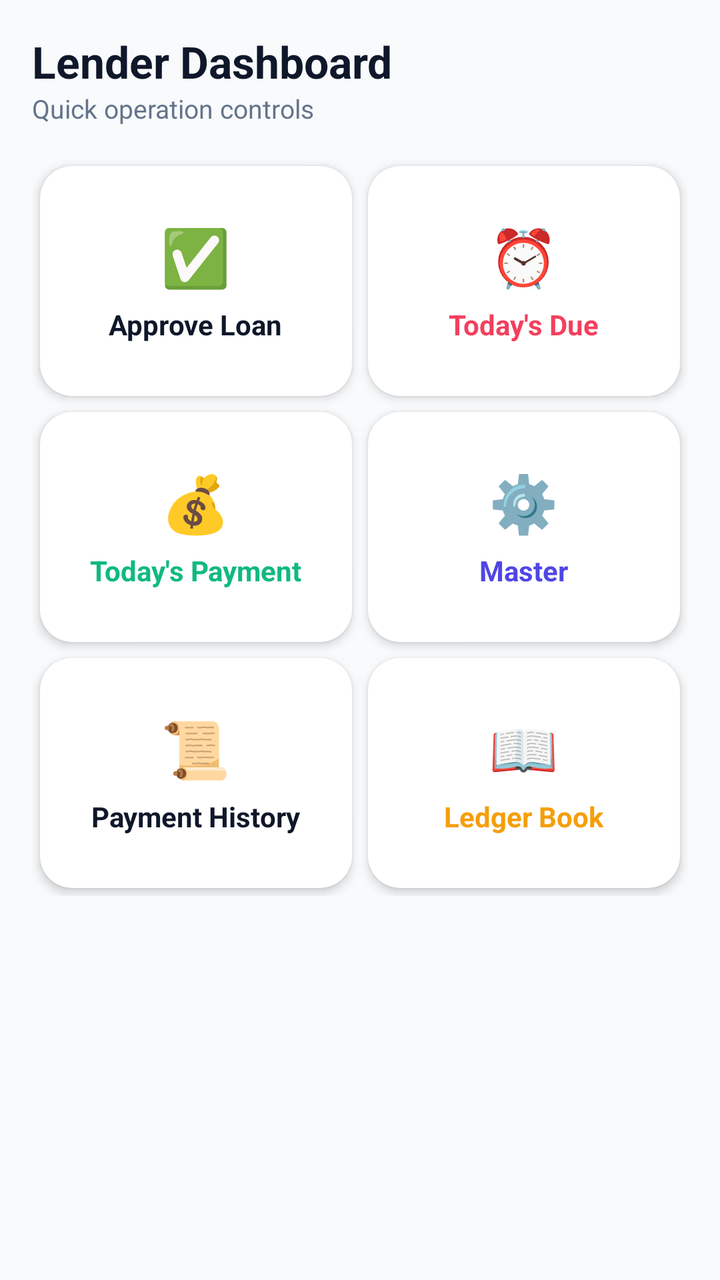
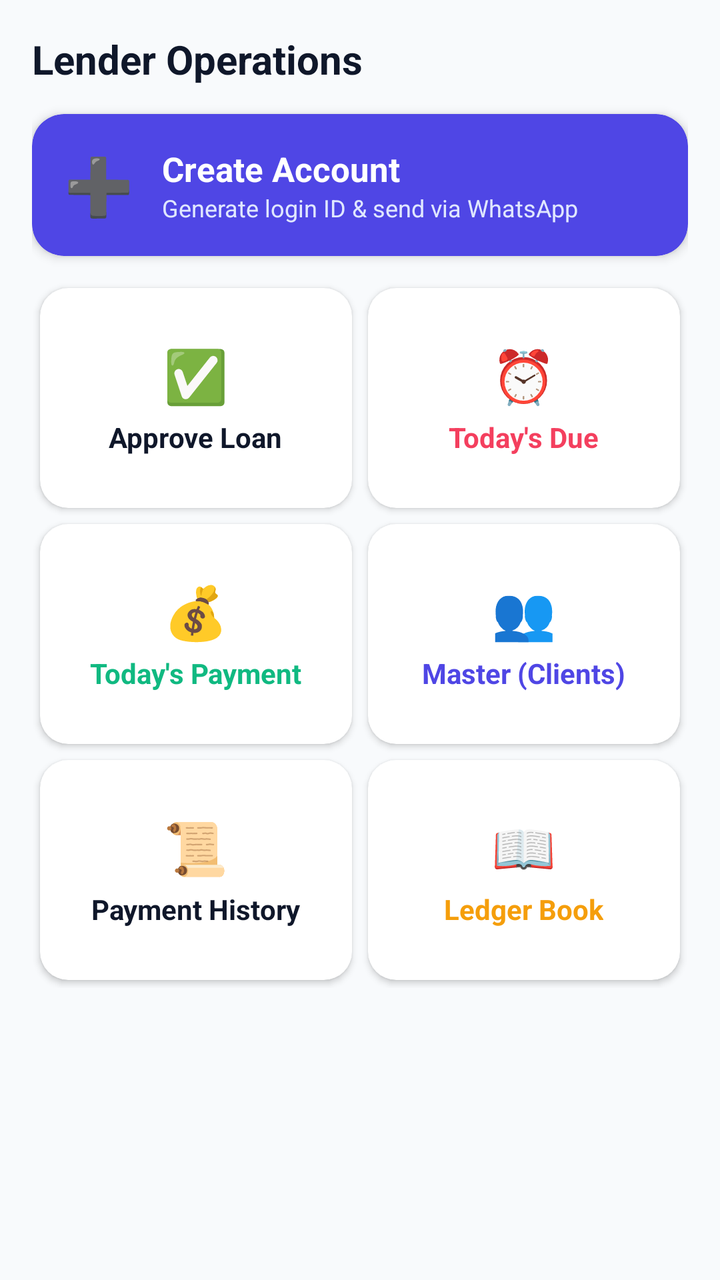

The first picture is an Android layout as it rendered before a commit; the second is the same layout after the commit. The layout source and the unified diff follow.
<!-- AndroidManifest.xml: application theme Theme.QuickLoan -->
<!-- res/layout/fragment_account_dashboard.xml -->
<?xml version="1.0" encoding="utf-8"?>
<ScrollView xmlns:android="http://schemas.android.com/apk/res/android"
    xmlns:app="http://schemas.android.com/apk/res-auto"
    android:layout_width="match_parent"
    android:layout_height="match_parent"
    android:background="@color/surface_bg"
    android:padding="16dp">

    <LinearLayout
        android:layout_width="match_parent"
        android:layout_height="wrap_content"
        android:orientation="vertical">

        <TextView
            android:layout_width="wrap_content"
            android:layout_height="wrap_content"
            android:text="Lender Dashboard"
            android:textColor="@color/text_main"
            android:textSize="22sp"
            android:textStyle="bold" />

        <TextView
            android:layout_width="wrap_content"
            android:layout_height="wrap_content"
            android:text="Quick operation controls"
            android:textColor="@color/text_muted"
            android:textSize="13sp"
            android:layout_marginBottom="16dp" />

        
        <GridLayout
            android:layout_width="match_parent"
            android:layout_height="wrap_content"
            android:alignmentMode="alignMargins"
            android:columnCount="2"
            android:useDefaultMargins="true">

            
            <androidx.cardview.widget.CardView
                android:id="@+id/cardApproveLoan"
                android:layout_width="0dp"
                android:layout_height="115dp"
                android:layout_columnWeight="1"
                app:cardCornerRadius="16dp"
                app:cardElevation="3dp"
                app:cardBackgroundColor="@color/card_bg">
                <LinearLayout
                    android:layout_width="match_parent"
                    android:layout_height="match_parent"
                    android:gravity="center"
                    android:orientation="vertical">
                    <TextView
                        android:layout_width="wrap_content"
                        android:layout_height="wrap_content"
                        android:text="✅"
                        android:textSize="28sp" />
                    <TextView
                        android:layout_width="wrap_content"
                        android:layout_height="wrap_content"
                        android:layout_marginTop="6dp"
                        android:text="Approve Loan"
                        android:textColor="@color/text_main"
                        android:textStyle="bold" />
                </LinearLayout>
            </androidx.cardview.widget.CardView>

            
            <androidx.cardview.widget.CardView
                android:id="@+id/cardTodaysDue"
                android:layout_width="0dp"
                android:layout_height="115dp"
                android:layout_columnWeight="1"
                app:cardCornerRadius="16dp"
                app:cardElevation="3dp"
                app:cardBackgroundColor="@color/card_bg">
                <LinearLayout
                    android:layout_width="match_parent"
                    android:layout_height="match_parent"
                    android:gravity="center"
                    android:orientation="vertical">
                    <TextView
                        android:layout_width="wrap_content"
                        android:layout_height="wrap_content"
                        android:text="⏰"
                        android:textSize="28sp" />
                    <TextView
                        android:layout_width="wrap_content"
                        android:layout_height="wrap_content"
                        android:layout_marginTop="6dp"
                        android:text="Today's Due"
                        android:textColor="@color/brand_rose"
                        android:textStyle="bold" />
                </LinearLayout>
            </androidx.cardview.widget.CardView>

            
            <androidx.cardview.widget.CardView
                android:id="@+id/cardTodaysPayment"
                android:layout_width="0dp"
                android:layout_height="115dp"
                android:layout_columnWeight="1"
                app:cardCornerRadius="16dp"
                app:cardElevation="3dp"
                app:cardBackgroundColor="@color/card_bg">
                <LinearLayout
                    android:layout_width="match_parent"
                    android:layout_height="match_parent"
                    android:gravity="center"
                    android:orientation="vertical">
                    <TextView
                        android:layout_width="wrap_content"
                        android:layout_height="wrap_content"
                        android:text="💰"
                        android:textSize="28sp" />
                    <TextView
                        android:layout_width="wrap_content"
                        android:layout_height="wrap_content"
                        android:layout_marginTop="6dp"
                        android:text="Today's Payment"
                        android:textColor="@color/brand_emerald"
                        android:textStyle="bold" />
                </LinearLayout>
            </androidx.cardview.widget.CardView>

            
            <androidx.cardview.widget.CardView
                android:id="@+id/cardMaster"
                android:layout_width="0dp"
                android:layout_height="115dp"
                android:layout_columnWeight="1"
                app:cardCornerRadius="16dp"
                app:cardElevation="3dp"
                app:cardBackgroundColor="@color/card_bg">
                <LinearLayout
                    android:layout_width="match_parent"
                    android:layout_height="match_parent"
                    android:gravity="center"
                    android:orientation="vertical">
                    <TextView
                        android:layout_width="wrap_content"
                        android:layout_height="wrap_content"
                        android:text="⚙️"
                        android:textSize="28sp" />
                    <TextView
                        android:layout_width="wrap_content"
                        android:layout_height="wrap_content"
                        android:layout_marginTop="6dp"
                        android:text="Master"
                        android:textColor="@color/brand_accent"
                        android:textStyle="bold" />
                </LinearLayout>
            </androidx.cardview.widget.CardView>

            
            <androidx.cardview.widget.CardView
                android:id="@+id/cardPaymentHistory"
                android:layout_width="0dp"
                android:layout_height="115dp"
                android:layout_columnWeight="1"
                app:cardCornerRadius="16dp"
                app:cardElevation="3dp"
                app:cardBackgroundColor="@color/card_bg">
                <LinearLayout
                    android:layout_width="match_parent"
                    android:layout_height="match_parent"
                    android:gravity="center"
                    android:orientation="vertical">
                    <TextView
                        android:layout_width="wrap_content"
                        android:layout_height="wrap_content"
                        android:text="📜"
                        android:textSize="28sp" />
                    <TextView
                        android:layout_width="wrap_content"
                        android:layout_height="wrap_content"
                        android:layout_marginTop="6dp"
                        android:text="Payment History"
                        android:textColor="@color/text_main"
                        android:textStyle="bold" />
                </LinearLayout>
            </androidx.cardview.widget.CardView>

            
            <androidx.cardview.widget.CardView
                android:id="@+id/cardLedgerBook"
                android:layout_width="0dp"
                android:layout_height="115dp"
                android:layout_columnWeight="1"
                app:cardCornerRadius="16dp"
                app:cardElevation="3dp"
                app:cardBackgroundColor="@color/card_bg">
                <LinearLayout
                    android:layout_width="match_parent"
                    android:layout_height="match_parent"
                    android:gravity="center"
                    android:orientation="vertical">
                    <TextView
                        android:layout_width="wrap_content"
                        android:layout_height="wrap_content"
                        android:text="📖"
                        android:textSize="28sp" />
                    <TextView
                        android:layout_width="wrap_content"
                        android:layout_height="wrap_content"
                        android:layout_marginTop="6dp"
                        android:text="Ledger Book"
                        android:textColor="@color/brand_amber"
                        android:textStyle="bold" />
                </LinearLayout>
            </androidx.cardview.widget.CardView>
        </GridLayout>
    </LinearLayout>
</ScrollView>
<!-- resources referenced by this layout -->
<resources>
  <color name="brand_accent">#4F46E5</color>
  <color name="brand_amber">#F59E0B</color>
  <color name="brand_emerald">#10B981</color>
  <color name="brand_rose">#F43F5E</color>
  <color name="card_bg">#FFFFFF</color>
  <color name="surface_bg">#F8FAFC</color>
  <color name="text_main">#0F172A</color>
  <color name="text_muted">#64748B</color>
  <style name="Theme.QuickLoan" parent="Theme.MaterialComponents.Light.NoActionBar">
          
          <item name="colorPrimary">@color/primary</item>
          <item name="colorPrimaryDark">@color/primary_dark</item>
          <item name="colorAccent">@color/accent</item>
          <item name="android:windowBackground">@color/background</item>
  
          
          <item name="editTextColor">@color/text_main</item>
          <item name="android:editTextColor">@color/text_main</item>
          <item name="android:textColor">@color/text_main</item>
          <item name="android:textColorHint">@color/text_muted</item>
      </style>
  <color name="primary">#0F172A</color>
  <color name="primary_dark">#020617</color>
  <color name="accent">#4F46E5</color>
  <color name="background">#F8FAFC</color>
</resources>

<!-- the commit's change to res/layout/fragment_account_dashboard.xml (unified diff, before → after) -->
@@ -14,18 +14,59 @@
         <TextView
             android:layout_width="wrap_content"
             android:layout_height="wrap_content"
-            android:text="Lender Dashboard"
+            android:text="Lender Operations"
             android:textColor="@color/text_main"
-            android:textSize="22sp"
+            android:textSize="20sp"
             android:textStyle="bold" />
 
-        <TextView
-            android:layout_width="wrap_content"
+        
+        <androidx.cardview.widget.CardView
+            android:id="@+id/cardCreateAccount"
+            android:layout_width="match_parent"
             android:layout_height="wrap_content"
-            android:text="Quick operation controls"
-            android:textColor="@color/text_muted"
-            android:textSize="13sp"
-            android:layout_marginBottom="16dp" />
+            android:layout_marginTop="14dp"
+            android:layout_marginBottom="12dp"
+            app:cardCornerRadius="16dp"
+            app:cardElevation="3dp"
+            app:cardBackgroundColor="@color/brand_accent">
+
+            <LinearLayout
+                android:layout_width="match_parent"
+                android:layout_height="wrap_content"
+                android:gravity="center_vertical"
+                android:orientation="horizontal"
+                android:padding="16dp">
+
+                <TextView
+                    android:layout_width="wrap_content"
+                    android:layout_height="wrap_content"
+                    android:text="➕"
+                    android:textSize="28sp" />
+
+                <LinearLayout
+                    android:layout_width="0dp"
+                    android:layout_height="wrap_content"
+                    android:layout_marginStart="14dp"
+                    android:layout_weight="1"
+                    android:orientation="vertical">
+
+                    <TextView
+                        android:layout_width="wrap_content"
+                        android:layout_height="wrap_content"
+                        android:text="Create Account"
+                        android:textColor="#FFFFFF"
+                        android:textSize="17sp"
+                        android:textStyle="bold" />
+
+                    <TextView
+                        android:layout_width="wrap_content"
+                        android:layout_height="wrap_content"
+                        android:text="Generate login ID &amp; send via WhatsApp"
+                        android:textColor="#E0E7FF"
+                        android:textSize="12sp" />
+                </LinearLayout>
+            </LinearLayout>
+        </androidx.cardview.widget.CardView>
 
         
         <GridLayout
@@ -35,177 +76,111 @@
             android:columnCount="2"
             android:useDefaultMargins="true">
 
-            
             <androidx.cardview.widget.CardView
                 android:id="@+id/cardApproveLoan"
                 android:layout_width="0dp"
-                android:layout_height="115dp"
+                android:layout_height="110dp"
                 android:layout_columnWeight="1"
-                app:cardCornerRadius="16dp"
-                app:cardElevation="3dp"
+                app:cardCornerRadius="14dp"
+                app:cardElevation="2dp"
                 app:cardBackgroundColor="@color/card_bg">
                 <LinearLayout
                     android:layout_width="match_parent"
                     android:layout_height="match_parent"
                     android:gravity="center"
                     android:orientation="vertical">
-                    <TextView
-                        android:layout_width="wrap_content"
-                        android:layout_height="wrap_content"
-                        android:text="✅"
-                        android:textSize="28sp" />
-                    <TextView
-                        android:layout_width="wrap_content"
-                        android:layout_height="wrap_content"
-                        android:layout_marginTop="6dp"
-                        android:text="Approve Loan"
-                        android:textColor="@color/text_main"
-                        android:textStyle="bold" />
+                    <TextView android:layout_width="wrap_content" android:layout_height="wrap_content" android:text="✅" android:textSize="26sp" />
+                    <TextView android:layout_width="wrap_content" android:layout_height="wrap_content" android:layout_marginTop="4dp" android:text="Approve Loan" android:textColor="@color/text_main" android:textStyle="bold" />
                 </LinearLayout>
             </androidx.cardview.widget.CardView>
 
-            
             <androidx.cardview.widget.CardView
                 android:id="@+id/cardTodaysDue"
                 android:layout_width="0dp"
-                android:layout_height="115dp"
+                android:layout_height="110dp"
                 android:layout_columnWeight="1"
-                app:cardCornerRadius="16dp"
-                app:cardElevation="3dp"
+                app:cardCornerRadius="14dp"
+                app:cardElevation="2dp"
                 app:cardBackgroundColor="@color/card_bg">
                 <LinearLayout
                     android:layout_width="match_parent"
                     android:layout_height="match_parent"
                     android:gravity="center"
                     android:orientation="vertical">
-                    <TextView
-                        android:layout_width="wrap_content"
-                        android:layout_height="wrap_content"
-                        android:text="⏰"
-                        android:textSize="28sp" />
-                    <TextView
-                        android:layout_width="wrap_content"
-                        android:layout_height="wrap_content"
-                        android:layout_marginTop="6dp"
-                        android:text="Today's Due"
-                        android:textColor="@color/brand_rose"
-                        android:textStyle="bold" />
+                    <TextView android:layout_width="wrap_content" android:layout_height="wrap_content" android:text="⏰" android:textSize="26sp" />
+                    <TextView android:layout_width="wrap_content" android:layout_height="wrap_content" android:layout_marginTop="4dp" android:text="Today's Due" android:textColor="@color/brand_rose" android:textStyle="bold" />
                 </LinearLayout>
             </androidx.cardview.widget.CardView>
 
-            
             <androidx.cardview.widget.CardView
                 android:id="@+id/cardTodaysPayment"
                 android:layout_width="0dp"
-                android:layout_height="115dp"
+                android:layout_height="110dp"
                 android:layout_columnWeight="1"
-                app:cardCornerRadius="16dp"
-                app:cardElevation="3dp"
+                app:cardCornerRadius="14dp"
+                app:cardElevation="2dp"
                 app:cardBackgroundColor="@color/card_bg">
                 <LinearLayout
                     android:layout_width="match_parent"
                     android:layout_height="match_parent"
                     android:gravity="center"
                     android:orientation="vertical">
-                    <TextView
-                        android:layout_width="wrap_content"
-                        android:layout_height="wrap_content"
-                        android:text="💰"
-                        android:textSize="28sp" />
-                    <TextView
-                        android:layout_width="wrap_content"
-                        android:layout_height="wrap_content"
-                        android:layout_marginTop="6dp"
-                        android:text="Today's Payment"
-                        android:textColor="@color/brand_emerald"
-                        android:textStyle="bold" />
+                    <TextView android:layout_width="wrap_content" android:layout_height="wrap_content" android:text="💰" android:textSize="26sp" />
+                    <TextView android:layout_width="wrap_content" android:layout_height="wrap_content" android:layout_marginTop="4dp" android:text="Today's Payment" android:textColor="@color/brand_emerald" android:textStyle="bold" />
                 </LinearLayout>
             </androidx.cardview.widget.CardView>
 
-            
             <androidx.cardview.widget.CardView
                 android:id="@+id/cardMaster"
                 android:layout_width="0dp"
-                android:layout_height="115dp"
+                android:layout_height="110dp"
                 android:layout_columnWeight="1"
-                app:cardCornerRadius="16dp"
-                app:cardElevation="3dp"
+                app:cardCornerRadius="14dp"
+                app:cardElevation="2dp"
                 app:cardBackgroundColor="@color/card_bg">
                 <LinearLayout
                     android:layout_width="match_parent"
                     android:layout_height="match_parent"
                     android:gravity="center"
                     android:orientation="vertical">
-                    <TextView
-                        android:layout_width="wrap_content"
-                        android:layout_height="wrap_content"
-                        android:text="⚙️"
-                        android:textSize="28sp" />
-                    <TextView
-                        android:layout_width="wrap_content"
-                        android:layout_height="wrap_content"
-                        android:layout_marginTop="6dp"
-                        android:text="Master"
-                        android:textColor="@color/brand_accent"
-                        android:textStyle="bold" />
+                    <TextView android:layout_width="wrap_content" android:layout_height="wrap_content" android:text="👥" android:textSize="26sp" />
+                    <TextView android:layout_width="wrap_content" android:layout_height="wrap_content" android:layout_marginTop="4dp" android:text="Master (Clients)" android:textColor="@color/brand_accent" android:textStyle="bold" />
                 </LinearLayout>
             </androidx.cardview.widget.CardView>
 
-            
             <androidx.cardview.widget.CardView
                 android:id="@+id/cardPaymentHistory"
                 android:layout_width="0dp"
-                android:layout_height="115dp"
+                android:layout_height="110dp"
                 android:layout_columnWeight="1"
-                app:cardCornerRadius="16dp"
-                app:cardElevation="3dp"
+                app:cardCornerRadius="14dp"
+                app:cardElevation="2dp"
                 app:cardBackgroundColor="@color/card_bg">
                 <LinearLayout
                     android:layout_width="match_parent"
                     android:layout_height="match_parent"
                     android:gravity="center"
                     android:orientation="vertical">
-                    <TextView
-                        android:layout_width="wrap_content"
-                        android:layout_height="wrap_content"
-                        android:text="📜"
-                        android:textSize="28sp" />
-                    <TextView
-                        android:layout_width="wrap_content"
-                        android:layout_height="wrap_content"
-                        android:layout_marginTop="6dp"
-                        android:text="Payment History"
-                        android:textColor="@color/text_main"
-                        android:textStyle="bold" />
+                    <TextView android:layout_width="wrap_content" android:layout_height="wrap_content" android:text="📜" android:textSize="26sp" />
+                    <TextView android:layout_width="wrap_content" android:layout_height="wrap_content" android:layout_marginTop="4dp" android:text="Payment History" android:textColor="@color/text_main" android:textStyle="bold" />
                 </LinearLayout>
             </androidx.cardview.widget.CardView>
 
-            
             <androidx.cardview.widget.CardView
                 android:id="@+id/cardLedgerBook"
                 android:layout_width="0dp"
-                android:layout_height="115dp"
+                android:layout_height="110dp"
                 android:layout_columnWeight="1"
-                app:cardCornerRadius="16dp"
-                app:cardElevation="3dp"
+                app:cardCornerRadius="14dp"
+                app:cardElevation="2dp"
                 app:cardBackgroundColor="@color/card_bg">
                 <LinearLayout
                     android:layout_width="match_parent"
                     android:layout_height="match_parent"
                     android:gravity="center"
                     android:orientation="vertical">
-                    <TextView
-                        android:layout_width="wrap_content"
-                        android:layout_height="wrap_content"
-                        android:text="📖"
-                        android:textSize="28sp" />
-                    <TextView
-                        android:layout_width="wrap_content"
-                        android:layout_height="wrap_content"
-                        android:layout_marginTop="6dp"
-                        android:text="Ledger Book"
-                        android:textColor="@color/brand_amber"
-                        android:textStyle="bold" />
+                    <TextView android:layout_width="wrap_content" android:layout_height="wrap_content" android:text="📖" android:textSize="26sp" />
+                    <TextView android:layout_width="wrap_content" android:layout_height="wrap_content" android:layout_marginTop="4dp" android:text="Ledger Book" android:textColor="@color/brand_amber" android:textStyle="bold" />
                 </LinearLayout>
             </androidx.cardview.widget.CardView>
         </GridLayout>
